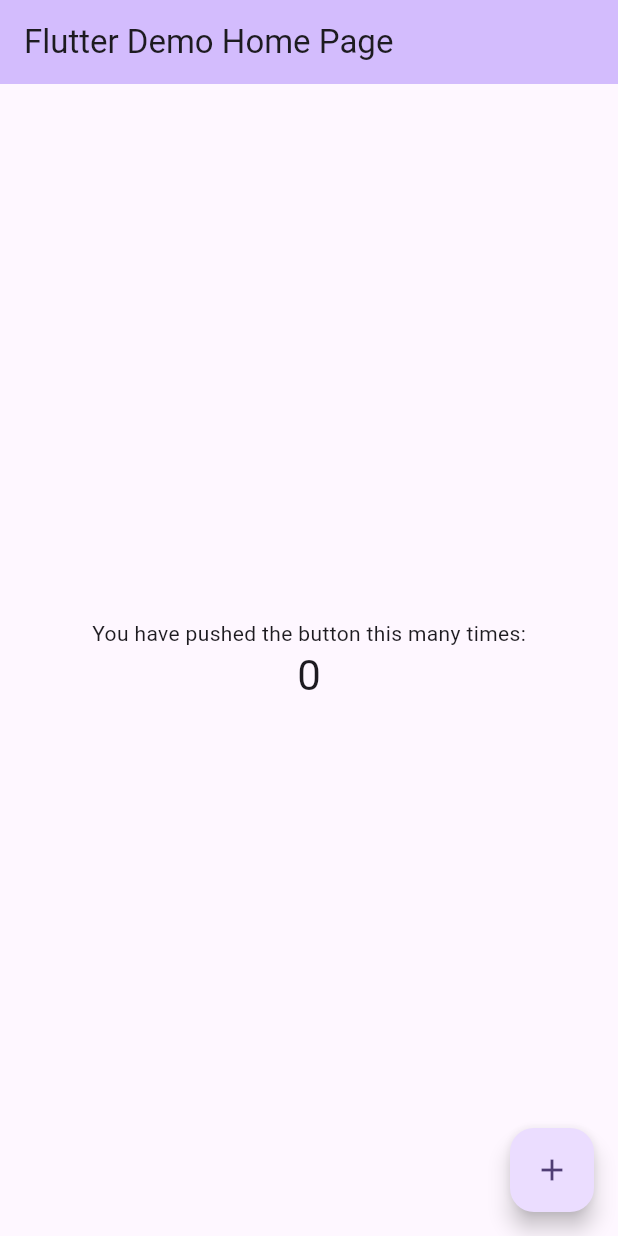
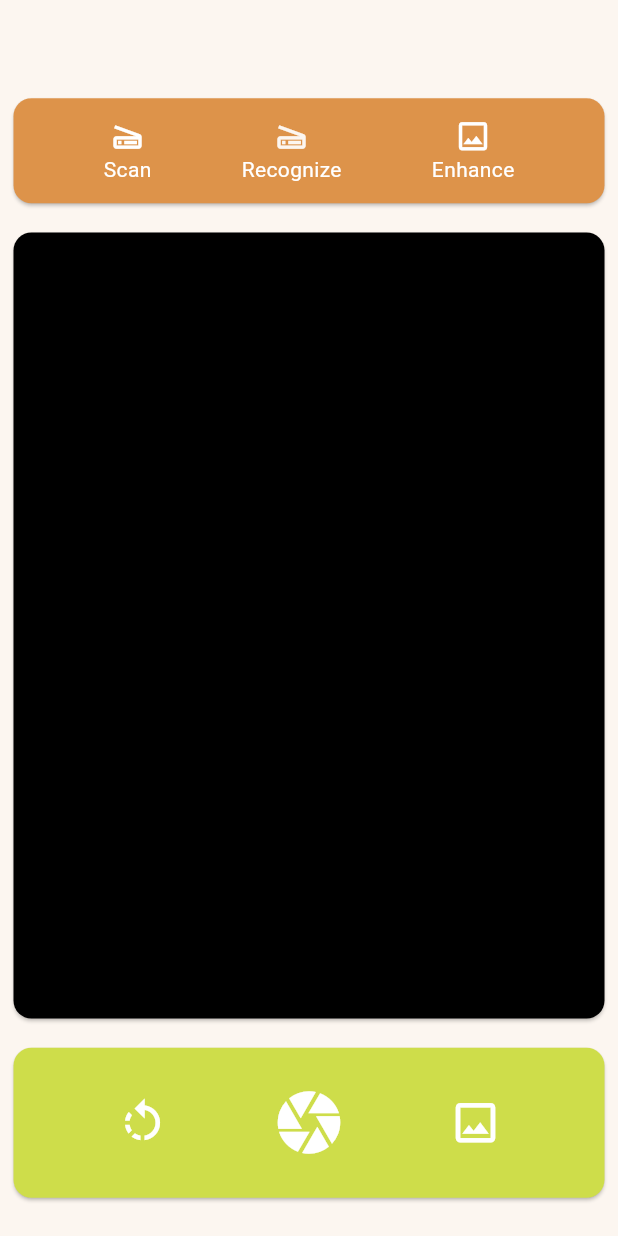
Before and after one commit to malika2470/GaiaCura, a Flutter app: the screen it shows after launch, on a phone screen of 412 x 824 dp. Run offline on Flutter 3.47's test engine with Material 3 defaults, Android fonts, the phone set to English and light mode, and no system bars.

Commit message:
Scanner and Main Updated
I pushed he scanner code I had and Malika original main

```diff
--- a/lib/main.dart
+++ b/lib/main.dart
@@ -1,4 +1,7 @@
+
 import 'package:flutter/material.dart';
+//import 'pages/login_page.dart';
+import 'scanner.dart';
 
 void main() {
   runApp(const MyApp());
@@ -7,119 +10,12 @@
 class MyApp extends StatelessWidget {
   const MyApp({super.key});
 
-  // This widget is the root of your application.
   @override
   Widget build(BuildContext context) {
-    return MaterialApp(
-      title: 'Flutter Demo',
-      theme: ThemeData(
-        // This is the theme of your application.
-        //
-        // TRY THIS: Try running your application with "flutter run". You'll see
-        // the application has a purple toolbar. Then, without quitting the app,
-        // try changing the seedColor in the colorScheme below to Colors.green
-        // and then invoke "hot reload" (save your changes or press the "hot
-        // reload" button in a Flutter-supported IDE, or press "r" if you used
-        // the command line to start the app).
-        //
-        // Notice that the counter didn't reset back to zero; the application
-        // state is not lost during the reload. To reset the state, use hot
-        // restart instead.
-        //
-        // This works for code too, not just values: Most code changes can be
-        // tested with just a hot reload.
-        colorScheme: ColorScheme.fromSeed(seedColor: Colors.deepPurple),
-        useMaterial3: true,
-      ),
-      home: const MyHomePage(title: 'Flutter Demo Home Page'),
+    return const MaterialApp(
+      debugShowCheckedModeBanner: false,
+      //home: LoginPage(),
+      home: Scanner()
     );
   }
 }
-
-class MyHomePage extends StatefulWidget {
-  const MyHomePage({super.key, required this.title});
-
-  // This widget is the home page of your application. It is stateful, meaning
-  // that it has a State object (defined below) that contains fields that affect
-  // how it looks.
-
-  // This class is the configuration for the state. It holds the values (in this
-  // case the title) provided by the parent (in this case the App widget) and
-  // used by the build method of the State. Fields in a Widget subclass are
-  // always marked "final".
-
-  final String title;
-
-  @override
-  State<MyHomePage> createState() => _MyHomePageState();
-}
-
-class _MyHomePageState extends State<MyHomePage> {
-  int _counter = 0;
-
-  void _incrementCounter() {
-    setState(() {
-      // This call to setState tells the Flutter framework that something has
-      // changed in this State, which causes it to rerun the build method below
-      // so that the display can reflect the updated values. If we changed
-      // _counter without calling setState(), then the build method would not be
-      // called again, and so nothing would appear to happen.
-      _counter++;
-    });
-  }
-
-  @override
-  Widget build(BuildContext context) {
-    // This method is rerun every time setState is called, for instance as done
-    // by the _incrementCounter method above.
-    //
-    // The Flutter framework has been optimized to make rerunning build methods
-    // fast, so that you can just rebuild anything that needs updating rather
-    // than having to individually change instances of widgets.
-    return Scaffold(
-      appBar: AppBar(
-        // TRY THIS: Try changing the color here to a specific color (to
-        // Colors.amber, perhaps?) and trigger a hot reload to see the AppBar
-        // change color while the other colors stay the same.
-        backgroundColor: Theme.of(context).colorScheme.inversePrimary,
-        // Here we take the value from the MyHomePage object that was created by
-        // the App.build method, and use it to set our appbar title.
-        title: Text(widget.title),
-      ),
-      body: Center(
-        // Center is a layout widget. It takes a single child and positions it
-        // in the middle of the parent.
-        child: Column(
-          // Column is also a layout widget. It takes a list of children and
-          // arranges them vertically. By default, it sizes itself to fit its
-          // children horizontally, and tries to be as tall as its parent.
-          //
-          // Column has various properties to control how it sizes itself and
-          // how it positions its children. Here we use mainAxisAlignment to
-          // center the children vertically; the main axis here is the vertical
-          // axis because Columns are vertical (the cross axis would be
-          // horizontal).
-          //
-          // TRY THIS: Invoke "debug painting" (choose the "Toggle Debug Paint"
-          // action in the IDE, or press "p" in the console), to see the
-          // wireframe for each widget.
-          mainAxisAlignment: MainAxisAlignment.center,
-          children: <Widget>[
-            const Text(
-              'You have pushed the button this many times:',
-            ),
-            Text(
-              '$_counter',
-              style: Theme.of(context).textTheme.headlineMedium,
-            ),
-          ],
-        ),
-      ),
-      floatingActionButton: FloatingActionButton(
-        onPressed: _incrementCounter,
-        tooltip: 'Increment',
-        child: const Icon(Icons.add),
-      ), // This trailing comma makes auto-formatting nicer for build methods.
-    );
-  }
-}
--- /dev/null
+++ b/lib/scanner.dart
@@ -0,0 +1,154 @@
+import 'package:flutter/material.dart';
+
+class Scanner extends StatefulWidget {
+  const Scanner({super.key});
+
+  @override
+  State<Scanner> createState() => _ScannerState();
+}
+
+class _ScannerState extends State<Scanner> {
+
+
+  @override
+  void initState() {
+    // TODO: implement initState
+    super.initState();
+  }
+
+
+
+
+
+
+  @override
+  Widget build(BuildContext context) {
+    return Container(
+      color: Color(0xFFFCF6F0),
+      padding: EdgeInsets.only(top: 50, bottom: 10, left: 5, right: 5),
+      child: Column(
+
+        mainAxisAlignment: MainAxisAlignment.spaceEvenly,
+        children: [
+          Card(
+            color: const Color.fromARGB(255, 221, 147, 74),
+            child: Container(
+              height: 70,
+              child: Row(
+                mainAxisAlignment: MainAxisAlignment.spaceEvenly,
+                children: [
+                  InkWell(
+                    child: Column(
+                      mainAxisAlignment: MainAxisAlignment.center,
+                      children: [
+                        const Icon(
+                          Icons.scanner_outlined,
+                          size: 25,
+                          color: Colors.white,
+                        ),
+                        Text(
+                          'Scan',
+                          style: TextStyle(color: Colors.white),
+                        ),
+                      ],
+                    ),
+                    onTap: () {
+                      // code to scan
+                    },
+                  ),
+                  InkWell(
+                    child: Column(
+                      mainAxisAlignment: MainAxisAlignment.center,
+                      children: [
+                        const Icon(
+                          Icons.scanner_outlined,
+                          size: 25,
+                          color: Color(0xFFFCF6F0),
+                        ),
+                        Text(
+                          'Recognize',
+                          style: TextStyle(color: Colors.white),
+                        ),
+                      ],
+                    ),
+                    onTap: () {
+                      // code to scan
+                    },
+                  ),
+                  InkWell(
+                    child: Column(
+                      mainAxisAlignment: MainAxisAlignment.center,
+                      children: [
+                        const Icon(
+                          Icons.image_outlined,
+                          size: 25,
+                          color: Colors.white,
+                        ),
+                        Text(
+                          'Enhance',
+                          style: TextStyle(color: Colors.white),
+                        ),
+                      ],
+                    ),
+                    onTap: () {
+                      // code to scan
+                    },
+                  ),
+                ],
+              ),
+            ),
+          ),
+          Card(
+
+            color: Colors.black,
+            child: Container(
+              height: MediaQuery.of(context).size.height-300,
+            ),
+          ),
+
+          Card(
+            color: const Color.fromARGB(255, 206, 221, 74),
+            child: Container(
+              height: 100,
+              child: Row(
+                mainAxisAlignment: MainAxisAlignment.spaceEvenly,
+                children: [
+                  InkWell(
+                    child: const Icon(
+                      Icons.rotate_left,
+                      size: 35,
+                      color: Colors.white,
+                    ),
+                    onTap: () {
+                      // code to rotate camera
+                    },
+                  ),
+                  InkWell(
+                    child: const Icon(
+                      Icons.camera,
+                      size: 50,
+                      color: Colors.white,
+                    ),
+                    onTap: () {
+                      // code to capture image
+                    },
+                  ),
+                  InkWell(
+                    child: const Icon(
+                      Icons.image_outlined,
+                      size: 35,
+                      color: Colors.white,
+                    ),
+                    onTap: () {
+                      // write code to open gallery
+                    },
+                  ),
+                ],
+              ),
+            ),
+          ),
+        ],
+      ),
+    );
+  }
+}
```
